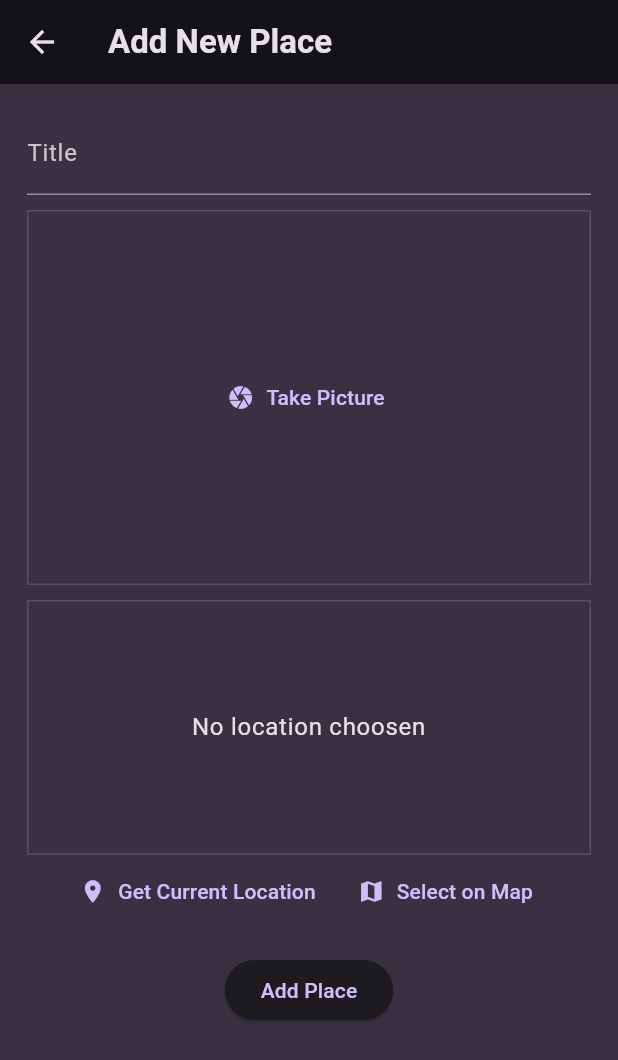
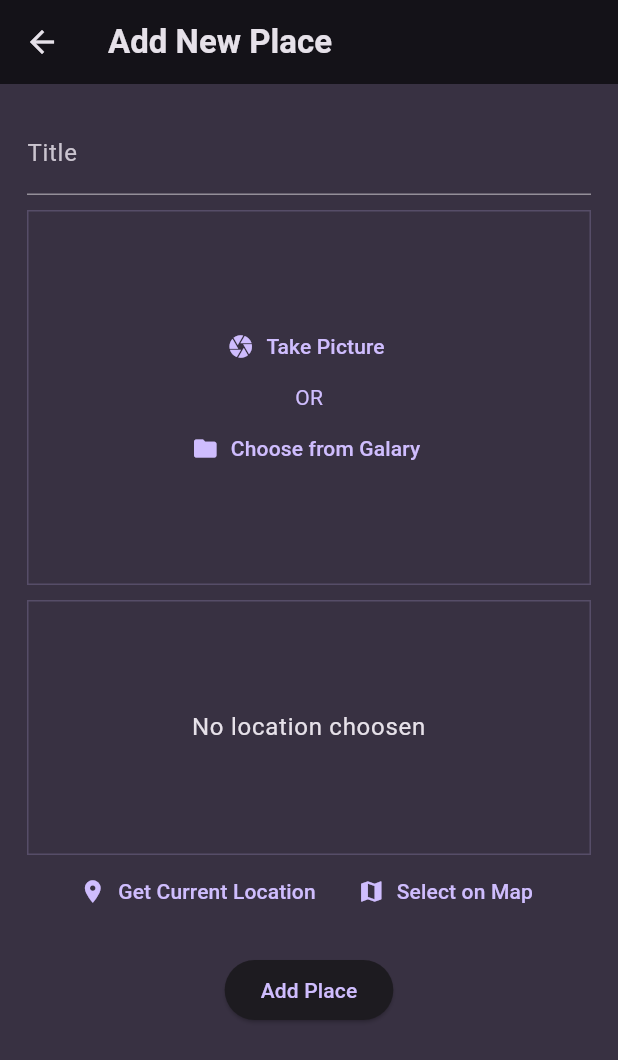
Before and after one commit to SimranNadaf/Favorite_places_app, a Flutter app: the AddPlaceScreen screen opened directly, on a phone screen of 412 x 824 dp. Shown: the top 1060 px of the screen. Run offline on Flutter 3.47's test engine with Material 3 defaults, Android fonts, the phone set to English and light mode, and no system bars; our stand-ins replace flutter_animate, flutter_riverpod, geocoding, google_fonts, google_maps_flutter, image_picker and 2 more; accounts and stored records are empty.

Commit message:
added launching page and add galary opstion for image

```diff
--- a/lib/widgets/image_input.dart
+++ b/lib/widgets/image_input.dart
@@ -1,6 +1,7 @@
 import 'package:flutter/material.dart';
 import 'dart:io';
 import 'package:image_picker/image_picker.dart';
+import 'package:path/path.dart';
 
 class ImageInput extends StatefulWidget {
   const ImageInput({super.key, required this.onSelectedImage});
@@ -18,6 +19,19 @@ class _ImageInputState extends State<ImageInput> {
   void _takePicture() async {
     final imagePicker = ImagePicker();
     final pickedImage = await imagePicker.pickImage(source: ImageSource.camera);
+    // final pickedImage = await imagePicker.pickImage(source: ImageSource.gallery);
+    if (pickedImage == null) {
+      return;
+    }
+    setState(() {
+    _selectedImage = File(pickedImage.path);
+    });
+    widget.onSelectedImage(_selectedImage!);
+  }
+
+  void _chooseImage() async {
+    final imagePicker = ImagePicker();
+    final pickedImage = await imagePicker.pickImage(source: ImageSource.gallery);
     if (pickedImage == null) {
       return;
     }
@@ -29,21 +43,49 @@ class _ImageInputState extends State<ImageInput> {
 
   @override
   Widget build(BuildContext context) {
-    Widget content = TextButton.icon(
-      onPressed: _takePicture,
-      icon: const Icon(Icons.camera),
-      label: const Text("Take Picture"),
+    Widget content = Column(
+      mainAxisAlignment: MainAxisAlignment.center,
+      children: [
+        TextButton.icon(
+          onPressed: _takePicture,
+          icon: const Icon(Icons.camera),
+          label: const Text("Take Picture"),
+        ),
+         Text("OR", style: TextStyle(
+            color: Theme.of(context).colorScheme.primary,
+         ),),
+        TextButton.icon(
+          onPressed: _chooseImage,
+          icon: const Icon(Icons.folder),
+          label: const Text("Choose from Galary"),
+        ),
+      ],
     );
 
     if (_selectedImage != null) {
-      content = GestureDetector(
-        onTap: _takePicture,
-        child: Image.file(
+      content = Stack(
+        children: [
+          Image.file(
           _selectedImage!,
           fit: BoxFit.cover,
           height: double.infinity,
           width: double.infinity,
         ),
+        Positioned(
+          bottom: 8,
+          right: 10,
+          child: ElevatedButton(
+            style: ElevatedButton.styleFrom(backgroundColor: Colors.transparent,
+            foregroundColor: Theme.of(context).colorScheme.onPrimaryContainer),
+            onPressed: () {
+            setState(() {
+              _selectedImage = null;
+            });
+          }, child: const Text("Cancel"),
+          ),
+        ),
+        ],
+
       );
     }
 
--- a/pubspec.yaml
+++ b/pubspec.yaml
@@ -47,6 +47,7 @@ dependencies:
   sqflite: ^2.3.3+1
   geocoding: ^3.0.0
   flutter_launcher_icons: ^0.13.1
+  flutter_animate: ^4.5.0
 
 flutter_icons:
   android: true
@@ -76,8 +77,9 @@ flutter:
   uses-material-design: true
 
   # To add assets to your application, add an assets section, like this:
-  # assets:
-  #   - images/a_dot_burr.jpeg
+  assets:
+    - assets/icon.png
+    - assets/location_logo.png
   #   - images/a_dot_ham.jpeg
 
   # An image asset can refer to one or more resolution-specific "variants", see
```
Also changed, not shown: lib/main.dart (+32 -1 lines), assets/location_logo.png (added), pubspec.lock.
